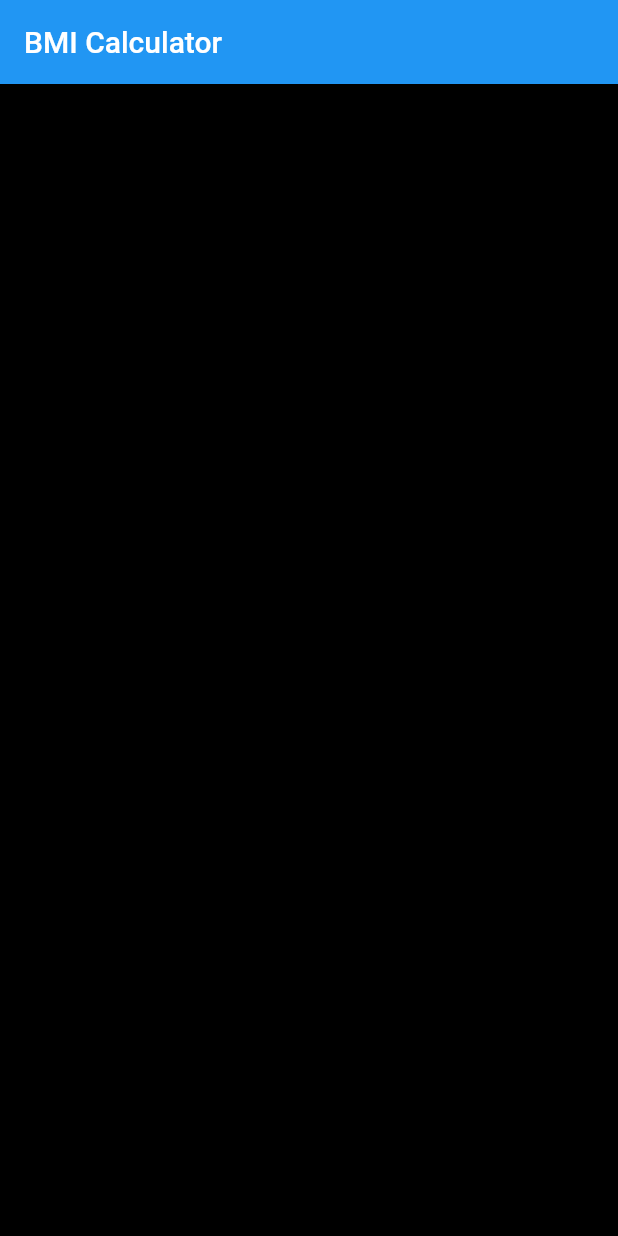
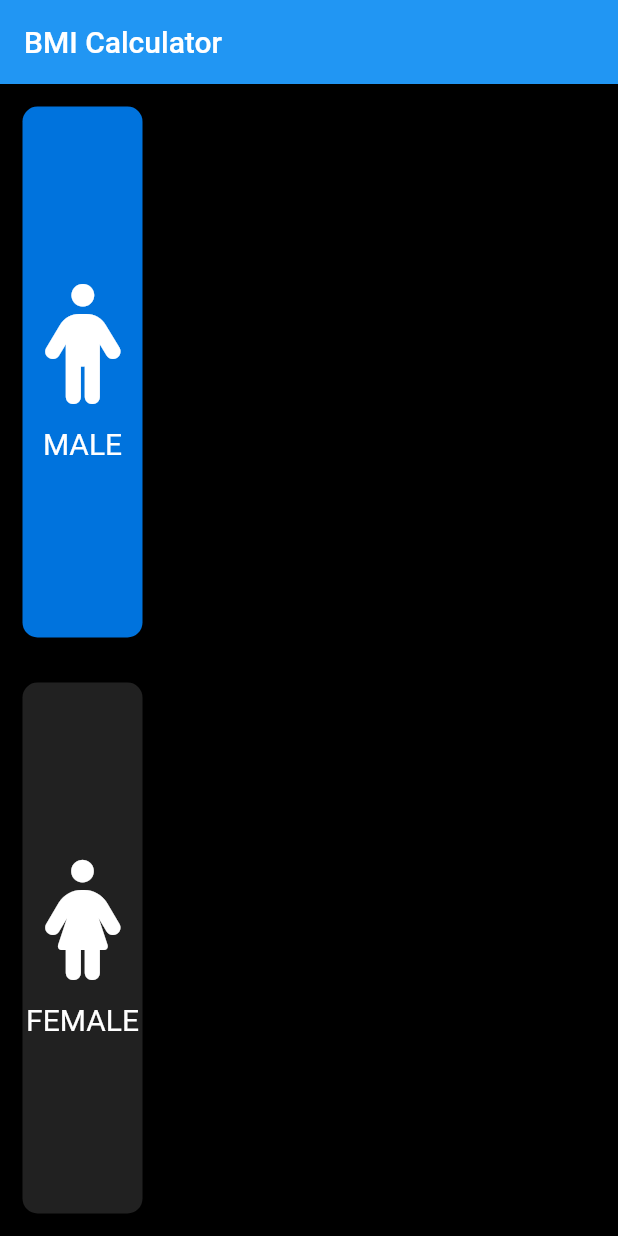
Before and after one commit to Eshan9715/BMI-Calculator, a Flutter app: the screen it shows after launch, on a phone screen of 412 x 824 dp. Run offline on Flutter 3.47's test engine with Material 2 defaults, Android fonts, the phone set to English and light mode, and no system bars; our stand-ins replace font_awesome_flutter.

Commit message:
Adding main screen part-1

```diff
--- a/lib/main_screen.dart
+++ b/lib/main_screen.dart
@@ -1,6 +1,9 @@
 import 'dart:math';
 
 import 'package:flutter/material.dart';
+import 'package:font_awesome_flutter/font_awesome_flutter.dart';
+import 'container_box.dart';
+import 'data_container.dart';
 
 const activeColor = Color(0xff0073dd);
 const inActiveColor = Color(0xFF212121);
@@ -54,7 +57,36 @@ class _MainScreenState extends State<MainScreen> {
         title: const Text("BMI Calculator"),
       ),
       body: Column(
-        children: [],
+        children: [
+          Expanded(
+            child: GestureDetector(
+              onTap: () {
+                setState(() {
+                  updateBoxColor(1);
+                });
+              },
+              child: ContainerBox(
+                boxColor: maleBoxColor,
+                childwidget: DataContainer(
+                    icon: FontAwesomeIcons.male, title: 'MALE'),
+              ),
+            ),
+          ),
+          Expanded(
+            child: GestureDetector(
+              onTap: () {
+                setState(() {
+                  updateBoxColor(2);
+                });
+              },
+              child: ContainerBox(
+                boxColor: femaleBoxColor,
+                childwidget: DataContainer(
+                    icon: FontAwesomeIcons.female, title: 'FEMALE'),
+              ),
+            ),
+          ),
+        ],
       ),
     );
   }
--- a/pubspec.yaml
+++ b/pubspec.yaml
@@ -34,6 +34,10 @@ dependencies:
   # The following adds the Cupertino Icons font to your application.
   # Use with the CupertinoIcons class for iOS style icons.
   cupertino_icons: ^1.0.2
+  font_awesome_flutter: ^10.1.0
+  flutter_launcher_icons: ^0.9.3
+  url_launcher: ^6.1.4
+
 
 dev_dependencies:
   flutter_test:
@@ -59,7 +63,7 @@ flutter:
 
   # To add assets to your application, add an assets section, like this:
   # assets:
-  #   - images/a_dot_burr.jpeg
+  #   - assets/icon/icon.png
   #   - images/a_dot_ham.jpeg
 
   # An image asset can refer to one or more resolution-specific "variants", see
```
Also changed, not shown: assets/icon/icon.png (added), pubspec.lock.
